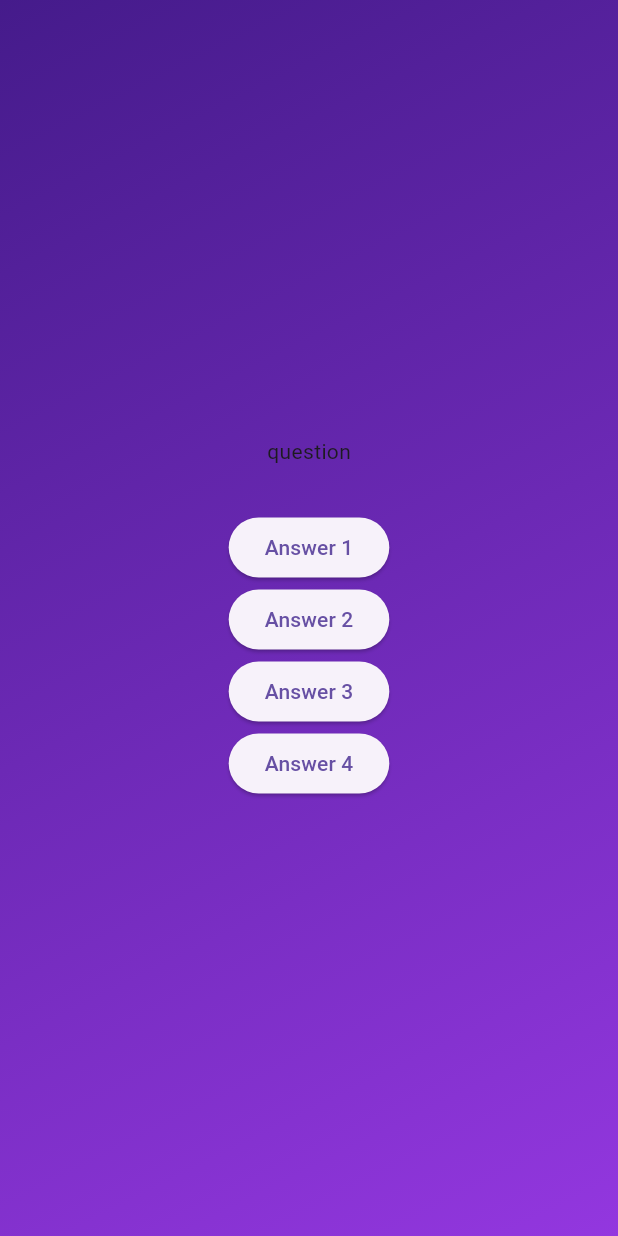
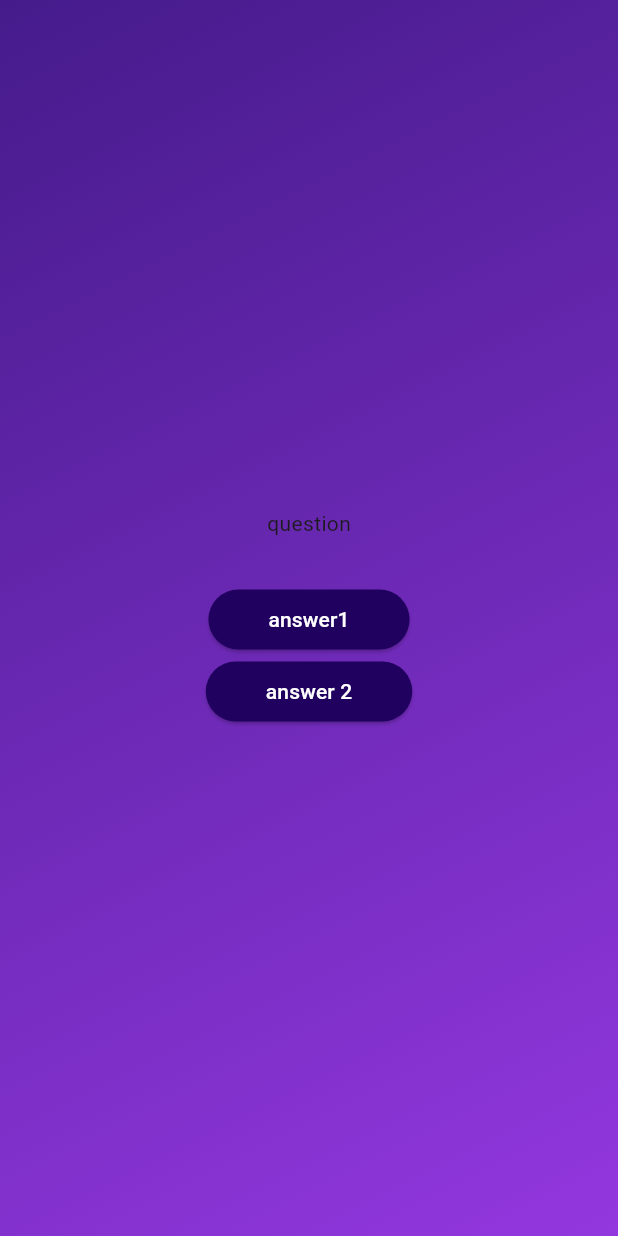
Before and after one commit to aryan-sngh/QuizApp, a Flutter app: the screen it shows after launch, after a tap on "Start Quiz", on a phone screen of 412 x 824 dp. Run offline on Flutter 3.47's test engine with Material 3 defaults, Android fonts, the phone set to English and light mode, and no system bars.

```diff
--- /dev/null
+++ b/quiz_app/lib/answer_button.dart
@@ -0,0 +1,24 @@
+import 'package:flutter/material.dart';
+
+class AnswerButton extends StatelessWidget {
+  const AnswerButton(
+      {required this.answerText, required this.onTap, super.key});
+
+  final String answerText;
+  final void Function() onTap;
+  @override
+  Widget build(BuildContext context) {
+    return ElevatedButton(
+      onPressed: onTap,
+      style: ElevatedButton.styleFrom(
+        padding: const EdgeInsets.symmetric(horizontal: 40, vertical: 10),
+        backgroundColor: const Color.fromARGB(255, 33, 1, 95),
+        foregroundColor: Colors.white,
+        shape: RoundedRectangleBorder(
+          borderRadius: BorderRadius.circular(40),
+        ),
+      ),
+      child: Text(answerText),
+    );
+  }
+}
--- a/quiz_app/lib/questions_screen.dart
+++ b/quiz_app/lib/questions_screen.dart
@@ -1,4 +1,5 @@
 import 'package:flutter/material.dart';
+import 'package:quiz_app/answer_button.dart';
 
 class QuestionsScreen extends StatefulWidget {
   const QuestionsScreen({super.key});
@@ -19,22 +20,11 @@ class _QuestionsScreenState extends State<QuestionsScreen> {
           SizedBox(
             height: 30,
           ),
-          ElevatedButton(
-            onPressed: () {},
-            child: Text("Answer 1"),
+          AnswerButton(
+            answerText: "answer1",
+            onTap: () {},
           ),
-          ElevatedButton(
-            onPressed: () {},
-            child: Text("Answer 2"),
-          ),
-          ElevatedButton(
-            onPressed: () {},
-            child: Text("Answer 3"),
-          ),
-          ElevatedButton(
-            onPressed: () {},
-            child: Text("Answer 4"),
-          ),
+          AnswerButton(onTap: () {}, answerText: "answer 2"),
         ],
       ),
     );
```
